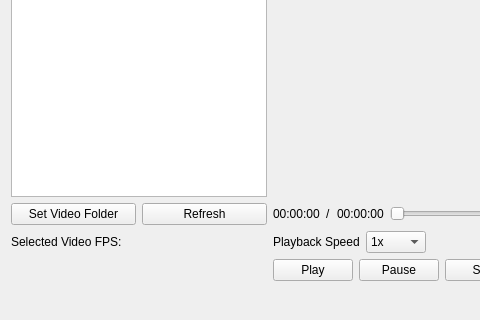
Old version of the form src/UI/analysis_dialog.ui in the repository simenfuglestad/CI-VTS; both pictures show x 0 to 480 and y 345 to 665 of the 961 by 665 pixel window.
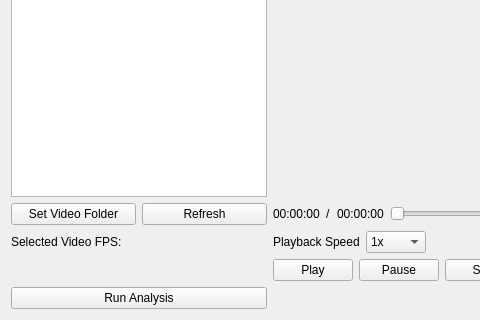
New version of the form.

Commit message: Added analysis button, improved performance of video playback, added play/pause shortcut

Diff of the .ui file:
```diff
--- a/src/UI/analysis_dialog.ui
+++ b/src/UI/analysis_dialog.ui
@@ -339,6 +339,13 @@
      </property>
     </widget>
    </item>
+   <item row="8" column="0">
+    <widget class="QPushButton" name="pushButton">
+     <property name="text">
+      <string>Run Analysis</string>
+     </property>
+    </widget>
+   </item>
   </layout>
  </widget>
  <resources/>
```
The commit also changes 3 other files.
